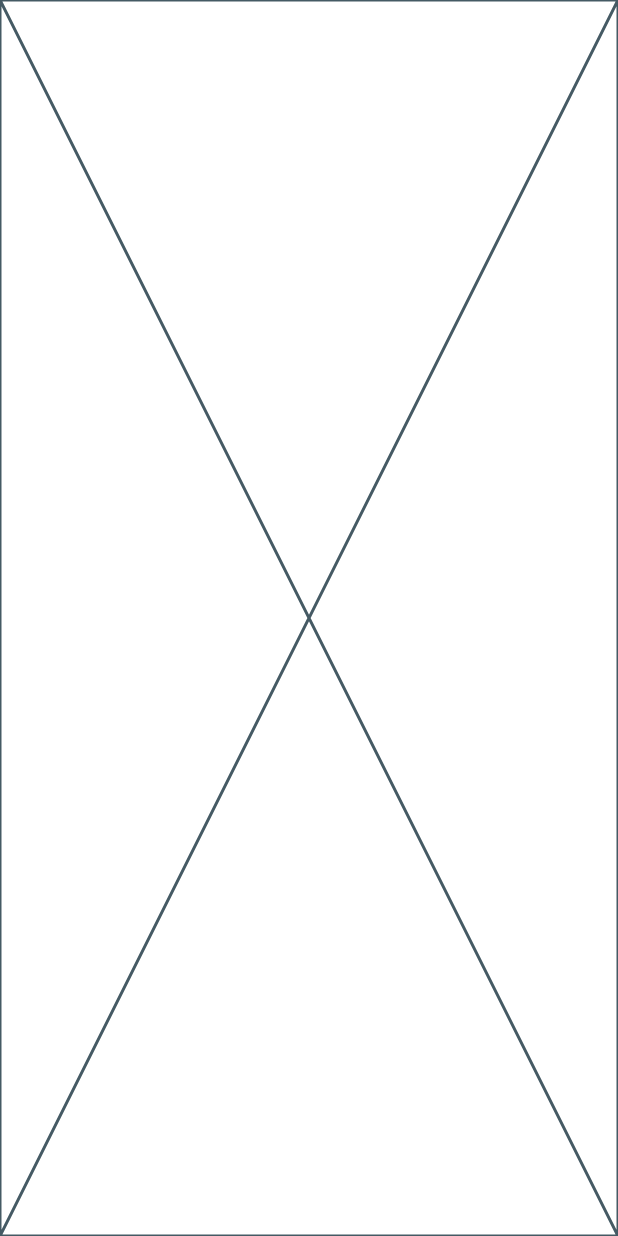
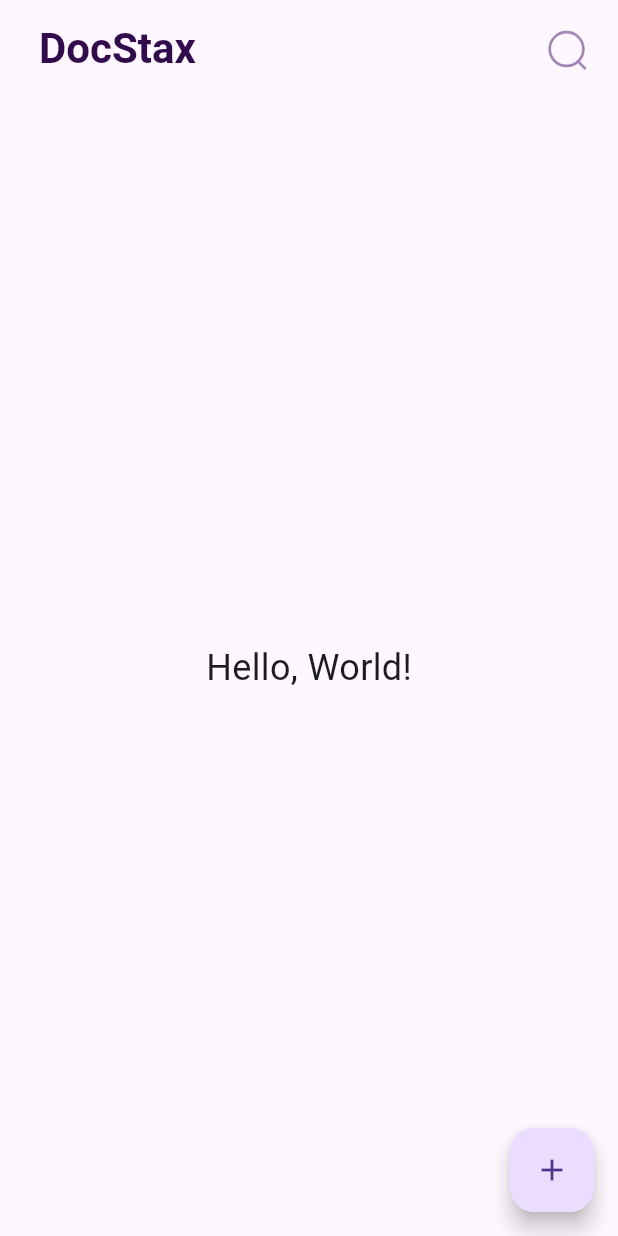
Before and after one commit to Yahid-Basha/DocStax, a Flutter app: the screen it shows after launch, on a phone screen of 412 x 824 dp. Run offline on Flutter 3.47's test engine with Material 3 defaults, Android fonts, the light colour scheme and no system bars; our stand-ins replace flutter_svg, image_picker; missing offline and left inert: flutter_pdfview.

Commit message:
created home page

```diff
--- a/lib/pages/createChannel.dart
+++ b/lib/pages/createChannel.dart
@@ -37,7 +37,9 @@ class _CreateChannelState extends State<CreateChannel> {
         appBar: AppBar(
           leading: IconButton(
             icon: const Icon(Icons.arrow_back),
-            onPressed: () {},
+            onPressed: () {
+              Navigator.pop(context);
+            },
           ),
           title: const Text('Create'),
         ),
--- a/lib/pages/homePage.dart
+++ b/lib/pages/homePage.dart
@@ -1,4 +1,7 @@
+import 'package:docstax/pages/search.dart';
 import 'package:flutter/material.dart';
+import 'package:flutter_svg/flutter_svg.dart';
+import 'createChannel.dart';
 
 class HomePage extends StatefulWidget {
   const HomePage({super.key});
@@ -7,11 +10,54 @@ class HomePage extends StatefulWidget {
 }
 
 class _HomePageState extends State<HomePage> {
-
   @override
   Widget build(BuildContext context) {
     // add floating button to create channels
     // design channel list for homepage
-    return const Placeholder();
+    return Scaffold(
+      appBar: PreferredSize(
+        preferredSize: const Size.fromHeight(kToolbarHeight + 10),
+        child: Padding(
+          padding: const EdgeInsets.all(10.0), // Adjust the value as needed
+          child: AppBar(
+            title: const Text(
+              'DocStax',
+              style: TextStyle(
+                fontSize: 28.0,
+                fontWeight: FontWeight.bold,
+                color: Color.fromARGB(255, 49, 11, 75),
+              ),
+            ),
+            actions: [
+              IconButton(
+                icon: SvgPicture.asset(
+                  'assets/icons/Search.svg', // Replace with your SVG file path
+                  width: 30,
+                  height: 30,
+                  color: Color.fromARGB(131, 78, 27, 112),
+                ),
+                onPressed: () {
+                  // showSearch(context: context, delegate: DataSearch());
+                  Navigator.push(context,
+                  MaterialPageRoute(builder: (context)=> const SearchPage()));
+                },
+              ),
+            ],
+          ),
+        ),
+      ),
+      body: const Center(
+        child: Text(
+          'Hello, World!',
+          style: TextStyle(fontSize: 24),
+        ),
+      ),
+      floatingActionButton:  FloatingActionButton(
+            child: const Icon(Icons.add),
+            onPressed: () {
+              Navigator.push(context,
+                  MaterialPageRoute(builder: (context) => const CreateChannel()));
+            })
+    );
   }
 }
--- a/pubspec.yaml
+++ b/pubspec.yaml
@@ -66,6 +66,8 @@ flutter:
   # To add assets to your application, add an assets section, like this:
   assets:
     - assets/images/
+    - assets/icons/
+    - assets/pdf/
   #   - images/a_dot_ham.jpeg
 
   # An image asset can refer to one or more resolution-specific "variants", see
```
Also changed, not shown: lib/main.dart (+10 -8 lines), lib/pages/search.dart (+128 -12 lines), assets/icons/Search.svg (added), assets/icons/document.svg (added), assets/icons/profile_img.png (added), assets/icons/right-arrow.png (added), 2 other files.
